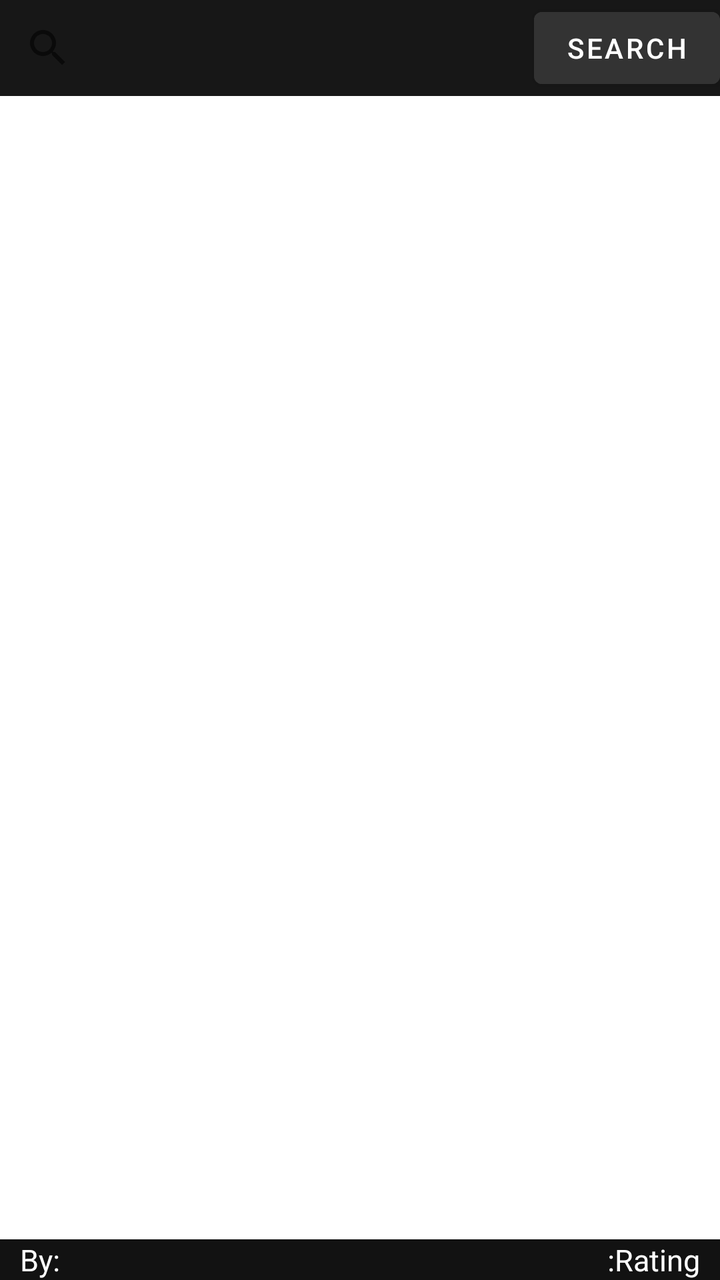
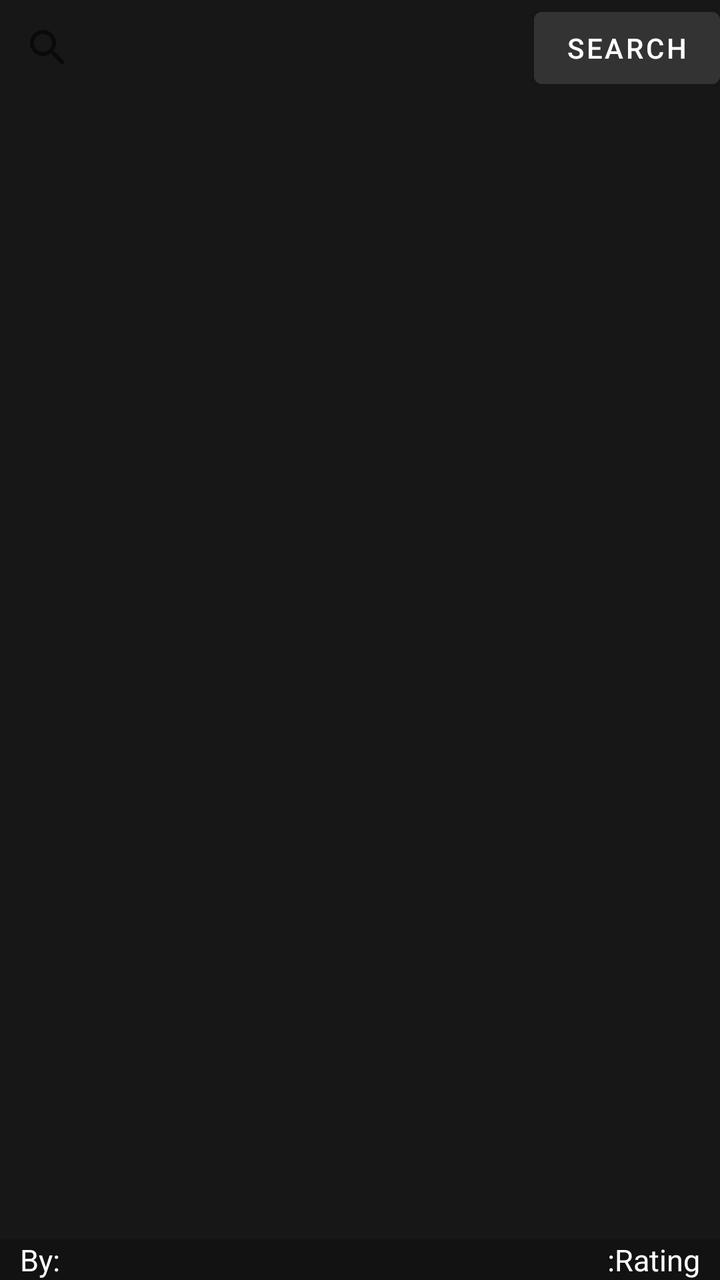

The first picture is an Android layout as it rendered before a commit; the second is the same layout after the commit. The layout source and the unified diff follow.
<!-- AndroidManifest.xml: application theme Theme.OrientationAndListViewApp -->
<!-- res/layout/activity_main.xml -->
<?xml version="1.0" encoding="utf-8"?>
<androidx.constraintlayout.widget.ConstraintLayout xmlns:android="http://schemas.android.com/apk/res/android"
    xmlns:app="http://schemas.android.com/apk/res-auto"
    xmlns:tools="http://schemas.android.com/tools"
    android:layout_width="match_parent"
    android:layout_height="match_parent"
    tools:context=".MainActivity">


    <com.google.android.material.appbar.AppBarLayout
        android:id="@+id/toolBarLayout"
        android:layout_width="match_parent"
        android:layout_height="wrap_content"
        app:layout_constraintEnd_toEndOf="parent"
        app:layout_constraintStart_toStartOf="parent"
        android:backgroundTint="@color/main2"
        app:layout_constraintTop_toTopOf="parent">

        <androidx.constraintlayout.widget.ConstraintLayout
            android:layout_width="match_parent"
            android:layout_height="match_parent">


            <androidx.appcompat.widget.SearchView
                android:id="@+id/editTextTextPersonName3"
                android:layout_height="wrap_content"
                android:layout_width="0dp"
                android:text="chess.com"
                app:queryHint="Search for apps"
                app:layout_constraintEnd_toStartOf="@+id/button3"
                app:layout_constraintStart_toStartOf="parent"
                app:searchHintIcon="@drawable/ic_baseline_search_24_tint"
                app:layout_constraintTop_toTopOf="parent" />

            <Button
                android:id="@+id/button3"
                android:layout_width="wrap_content"
                android:layout_height="wrap_content"
                android:text="Search"
                android:backgroundTint="@color/main3"
                app:layout_constraintEnd_toEndOf="parent"
                app:layout_constraintTop_toTopOf="parent" />

        </androidx.constraintlayout.widget.ConstraintLayout>


    </com.google.android.material.appbar.AppBarLayout>

    <androidx.constraintlayout.widget.ConstraintLayout
        android:id="@+id/constraintLayout"
        android:layout_width="0dp"
        android:layout_height="wrap_content"
        android:background="@color/main"
        android:paddingHorizontal="10dp"
        app:layout_constraintBottom_toBottomOf="parent"
        app:layout_constraintEnd_toEndOf="parent"
        app:layout_constraintStart_toStartOf="parent">

        <TextView
            android:id="@+id/textView3"
            android:layout_width="wrap_content"
            android:layout_height="wrap_content"
            android:text=":Rating"
            android:textAllCaps="false"
            android:textColor="@color/main_font"
            android:textSize="15sp"
            app:layout_constraintBottom_toBottomOf="parent"
            app:layout_constraintEnd_toEndOf="parent"
            app:layout_constraintTop_toTopOf="parent" />

        <TextView
            android:id="@+id/textView6"
            android:layout_width="wrap_content"
            android:layout_height="wrap_content"
            android:text="By:"
            android:textColor="@color/main_font"
            android:textSize="15sp"
            app:layout_constraintBottom_toBottomOf="@+id/textView3"
            app:layout_constraintStart_toStartOf="parent"
            app:layout_constraintTop_toTopOf="@+id/textView3" />
    </androidx.constraintlayout.widget.ConstraintLayout>

    <ListView
        android:id="@+id/listView"
        android:layout_width="0dp"
        android:layout_height="0dp"
        android:background="#FFFFFF"
        app:layout_constraintBottom_toTopOf="@+id/constraintLayout"
        app:layout_constraintEnd_toEndOf="parent"
        app:layout_constraintStart_toStartOf="parent"
        app:layout_constraintTop_toBottomOf="@+id/toolBarLayout" />

</androidx.constraintlayout.widget.ConstraintLayout>
<!-- resources referenced by this layout -->
<resources>
  <color name="main">#121212</color>
  <color name="main2">#171717</color>
  <color name="main3">#333333</color>
  <color name="main_font">#ffffff</color>
  <!-- drawable ic_baseline_search_24_tint (drawable) -->
  <vector android:height="24dp"
      android:tint="@color/main_font_tint"
      android:viewportHeight="24"
      android:viewportWidth="24"
      android:width="24dp"
      xmlns:android="http://schemas.android.com/apk/res/android">
      <path
          android:fillColor="@android:color/white"
          android:pathData="M15.5,14h-0.79l-0.28,-0.27C15.41,12.59 16,11.11 16,9.5 16,5.91 13.09,3 9.5,3S3,5.91 3,9.5 5.91,16 9.5,16c1.61,0 3.09,-0.59 4.23,-1.57l0.27,0.28v0.79l5,4.99L20.49,19l-4.99,-5zM9.5,14C7.01,14 5,11.99 5,9.5S7.01,5 9.5,5 14,7.01 14,9.5 11.99,14 9.5,14z"/>
  </vector>
  <style name="Theme.OrientationAndListViewApp" parent="Theme.MaterialComponents.DayNight.NoActionBar">
          
          <item name="colorPrimary">@color/purple_500</item>
          <item name="colorPrimaryVariant">@color/purple_700</item>
          <item name="colorOnPrimary">@color/white</item>
          
          <item name="colorSecondary">@color/teal_200</item>
          <item name="colorSecondaryVariant">@color/teal_700</item>
          <item name="colorOnSecondary">@color/black</item>
          
          <item name="android:statusBarColor" tools:targetApi="l">@color/main</item>
          <item name="android:navigationBarColor" tools:targetApi="l">@color/main</item>
          
  
      </style>
  <color name="main_font_tint">#555555</color>
  <color name="purple_500">#FF6200EE</color>
  <color name="purple_700">#FF3700B3</color>
  <color name="white">#FFFFFFFF</color>
  <color name="teal_200">#FF03DAC5</color>
  <color name="teal_700">#FF018786</color>
  <color name="black">#FF000000</color>
</resources>

<!-- the commit's change to res/layout/activity_main.xml (unified diff, before → after) -->
@@ -84,10 +84,12 @@
         android:id="@+id/listView"
         android:layout_width="0dp"
         android:layout_height="0dp"
-        android:background="#FFFFFF"
+        android:background="@color/main2"
         app:layout_constraintBottom_toTopOf="@+id/constraintLayout"
         app:layout_constraintEnd_toEndOf="parent"
         app:layout_constraintStart_toStartOf="parent"
+        android:divider="@null"
+        android:dividerHeight="10dp"
         app:layout_constraintTop_toBottomOf="@+id/toolBarLayout" />
 
 </androidx.constraintlayout.widget.ConstraintLayout>
